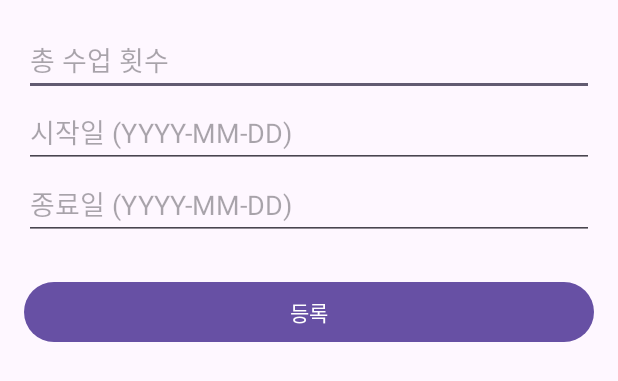
After one commit to csu7120/PaiChai-app-H, an Android app: the layout activity_pt_register.xml on its own in the app's theme, with its tools: preview values and no code run, on a phone screen of 412 x 824 dp. The commit adds this screen. Shown: the top 381 px of the screen. Run offline under Robolectric (Android 15) with nearby library versions, the phone set to English and light mode, and no system bars; network calls fail.

Commit message:
feat: pt 등록 기능 추가

```diff
--- a/frontend/app/src/main/java/com/paichai/healthhelper/trainerclientrequest/adapter/MyClientAdapter.java
+++ b/frontend/app/src/main/java/com/paichai/healthhelper/trainerclientrequest/adapter/MyClientAdapter.java
@@ -16,9 +16,11 @@ import java.util.List;
 public class MyClientAdapter extends RecyclerView.Adapter<MyClientAdapter.ClientViewHolder> {
 
     private List<TrainerClientRequestResponse> clientList;
+    private int trainerId;
 
-    public MyClientAdapter(List<TrainerClientRequestResponse> clientList) {
+    public MyClientAdapter(List<TrainerClientRequestResponse> clientList, int trainerId) {
         this.clientList = clientList;
+        this.trainerId  = trainerId;
     }
 
     @NonNull
@@ -33,6 +35,7 @@ public class MyClientAdapter extends RecyclerView.Adapter<MyClientAdapter.Client
     public void onBindViewHolder(@NonNull ClientViewHolder holder, int position) {
         TrainerClientRequestResponse client = clientList.get(position);
         holder.tvName.setText(client.getClientName());
+
 
     }
 
--- a/frontend/app/src/main/java/com/paichai/healthhelper/trainerclientrequest/ui/MyClientsActivity.java
+++ b/frontend/app/src/main/java/com/paichai/healthhelper/trainerclientrequest/ui/MyClientsActivity.java
@@ -36,7 +36,7 @@ public class MyClientsActivity extends AppCompatActivity {
 
         recyclerView = findViewById(R.id.recyclerViewClients);
         recyclerView.setLayoutManager(new LinearLayoutManager(this));
-        adapter = new MyClientAdapter(myClients);
+        adapter = new MyClientAdapter(myClients, trainerId);
         recyclerView.setAdapter(adapter);
 
         loadMyClients(trainerId);
--- a/frontend/app/src/main/java/com/paichai/healthhelper/trainerclientrequest/ui/TrainerRequestListActivity.java
+++ b/frontend/app/src/main/java/com/paichai/healthhelper/trainerclientrequest/ui/TrainerRequestListActivity.java
@@ -43,7 +43,7 @@ public class TrainerRequestListActivity extends AppCompatActivity {
                     if (response.body() == null || response.body().isEmpty()) { // 테스트용 : 요청이 하나도 없을 때
                         Toast.makeText(getApplicationContext(), "요청이 없습니다.", Toast.LENGTH_SHORT).show();
                     } else {
-                        adapter = new TrainerRequestAdapter(response.body());
+                        adapter = new TrainerRequestAdapter(response.body(), trainerId);
                         recyclerView.setAdapter(adapter);
                     }
                 } else {
--- /dev/null
+++ b/frontend/app/src/main/res/layout/activity_pt_register.xml
@@ -0,0 +1,48 @@
+<?xml version="1.0" encoding="utf-8"?>
+<androidx.constraintlayout.widget.ConstraintLayout
+    xmlns:android="http://schemas.android.com/apk/res/android"
+    xmlns:app="http://schemas.android.com/apk/res-auto"
+    android:layout_width="match_parent"
+    android:layout_height="match_parent">
+
+    <LinearLayout
+        android:id="@+id/llForm"
+        android:layout_width="0dp"
+        android:layout_height="wrap_content"
+        android:orientation="vertical"
+        android:padding="16dp"
+        app:layout_constraintTop_toTopOf="parent"
+        app:layout_constraintStart_toStartOf="parent"
+        app:layout_constraintEnd_toEndOf="parent">
+
+        <EditText
+            android:id="@+id/etTotalSessions"
+            android:layout_width="match_parent"
+            android:layout_height="wrap_content"
+            android:inputType="number"
+            android:hint="총 수업 횟수" />
+
+        <EditText
+            android:id="@+id/etStartDate"
+            android:layout_width="match_parent"
+            android:layout_height="wrap_content"
+            android:inputType="date"
+            android:hint="시작일 (YYYY-MM-DD)" />
+
+        <EditText
+            android:id="@+id/etEndDate"
+            android:layout_width="match_parent"
+            android:layout_height="wrap_content"
+            android:inputType="date"
+            android:hint="종료일 (YYYY-MM-DD)" />
+
+        <Button
+            android:id="@+id/btnRegisterPackage"
+            android:layout_width="match_parent"
+            android:layout_height="wrap_content"
+            android:text="등록"
+            android:layout_marginTop="24dp" />
+
+    </LinearLayout>
+
+</androidx.constraintlayout.widget.ConstraintLayout>
```
Also changed, not shown: frontend/app/src/main/java/com/paichai/healthhelper/ptsession/ui/PtRegisterActivity.java (+59 -13 lines), frontend/app/src/main/java/com/paichai/healthhelper/trainerclientrequest/adapter/TrainerRequestAdapter.java (+11 -2 lines).
